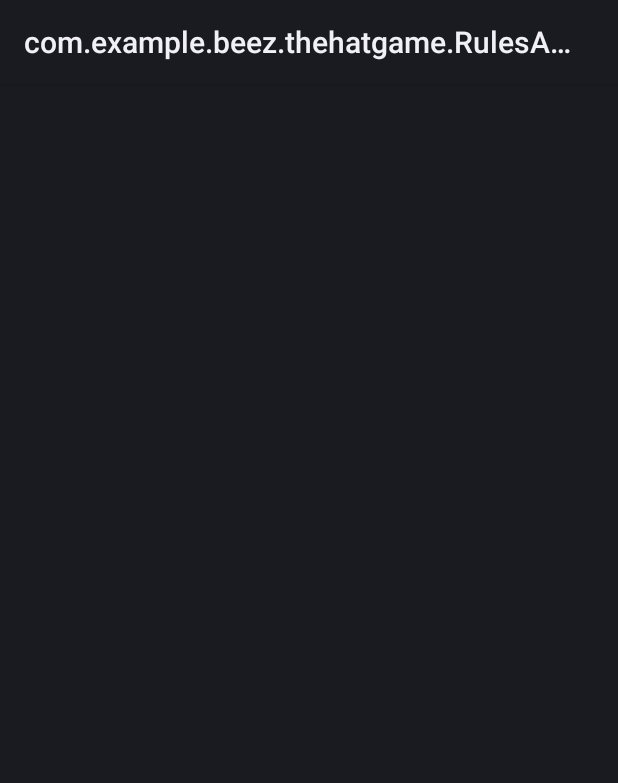
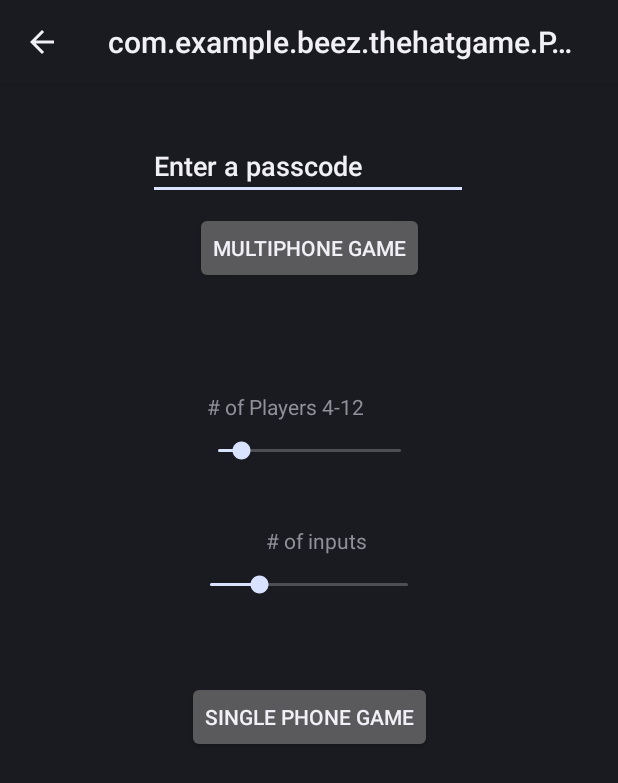
Before and after one commit to beezlekin/TheHatGame, an Android app: the screen it shows after launch (RulesActivity before the commit, PlayActivity after it), after a tap on "PLAY", on a phone screen of 412 x 824 dp. Shown: the top 783 px of the screen. Run offline under Robolectric (Android 15) with nearby library versions, the phone set to English and light mode, and no system bars.

Commit message:
initial commit

```diff
--- a/app/src/main/java/com/example/beez/thehatgame/MainActivity.java
+++ b/app/src/main/java/com/example/beez/thehatgame/MainActivity.java
@@ -8,27 +8,26 @@ import android.widget.Button;
 import android.content.Intent;
 
 public class MainActivity extends Activity implements View.OnClickListener {
-    Button play, rules;
+    Button button_play, button_rules;
     @Override
     protected void onCreate(Bundle savedInstanceState) {
         super.onCreate(savedInstanceState);
         setContentView(R.layout.activity_main);
 
-        play = findViewById(R.id.button);
-        play.setOnClickListener(this);
-        rules = findViewById(R.id.button2);
-        rules.setOnClickListener(this);
+        button_play = findViewById(R.id.button_play);
+        button_play.setOnClickListener(this);
+        button_play = findViewById(R.id.button_rules);
+        button_play.setOnClickListener(this);
 
     }
     public void onClick(View v){
-        switch(v.getId()){
-            case R.id.button:
-                Intent intent_play = new Intent(MainActivity.this,PlayActivity.class);
-                startActivity(intent_play);
+        Intent intent = new Intent();
+        switch(v.getId()) {
+            case R.id.button_play:
+                startActivity(new Intent(MainActivity.this,PlayActivity.class));
                 break;
-            case R.id.button2:
-                Intent intent_rules = new Intent(MainActivity.this,RulesActivity.class);
-                startActivity(intent_rules);
+            case R.id.button_rules:
+                startActivity(new Intent(MainActivity.this,RulesActivity.class));
                 break;
         }
     }
--- a/app/src/main/java/com/example/beez/thehatgame/PlayActivity.java
+++ b/app/src/main/java/com/example/beez/thehatgame/PlayActivity.java
@@ -1,28 +1,29 @@
 package com.example.beez.thehatgame;
 
+import android.app.Activity;
 import android.support.v7.app.AppCompatActivity;
 import android.os.Bundle;
 import android.view.View;
 import android.widget.Button;
 
-public class PlayActivity extends AppCompatActivity implements View.OnClickListener {
-    Button single, multi;
+public class PlayActivity extends Activity implements View.OnClickListener {
+    Button button_single, button_multi;
     @Override
     protected void onCreate(Bundle savedInstanceState) {
         super.onCreate(savedInstanceState);
         setContentView(R.layout.activity_play);
 
-        single = findViewById(R.id.button4);
-        single.setOnClickListener(this);
-        multi = findViewById(R.id.button3);
-        multi.setOnClickListener(this);
+        button_single = findViewById(R.id.button_single);
+        button_single.setOnClickListener(this);
+        button_multi = findViewById(R.id.button_multi);
+        button_multi.setOnClickListener(this);
     }
     public void onClick(View v){
         switch (v.getId()){
-            case R.id.button3:
+            case R.id.button_single:
 
                 break;
-            case R.id.button4:
+            case R.id.button_multi:
 
                 break;
         }
--- a/app/src/main/java/com/example/beez/thehatgame/RulesActivity.java
+++ b/app/src/main/java/com/example/beez/thehatgame/RulesActivity.java
@@ -1,9 +1,10 @@
 package com.example.beez.thehatgame;
 
+import android.app.Activity;
 import android.support.v7.app.AppCompatActivity;
 import android.os.Bundle;
 
-public class RulesActivity extends AppCompatActivity {
+public class RulesActivity extends Activity {
 
     @Override
     protected void onCreate(Bundle savedInstanceState) {
--- a/app/src/main/res/layout/activity_play.xml
+++ b/app/src/main/res/layout/activity_play.xml
@@ -7,64 +7,101 @@
     tools:context="com.example.beez.thehatgame.PlayActivity">
 
     <Button
-        android:id="@+id/button3"
+        android:id="@+id/button_multi"
         android:layout_width="wrap_content"
         android:layout_height="wrap_content"
+        android:layout_marginTop="8dp"
+        android:onClick="button_multi"
         android:text="@string/Button_Multi_Phone"
-        tools:layout_editor_absoluteX="115dp"
-        tools:layout_editor_absoluteY="101dp" />
+        app:layout_constraintEnd_toEndOf="parent"
+        app:layout_constraintStart_toStartOf="parent"
+        app:layout_constraintTop_toBottomOf="@+id/editText"
+        tools:ignore="OnClick" />
 
     <Button
-        android:id="@+id/button4"
+        android:id="@+id/button_single"
         android:layout_width="wrap_content"
         android:layout_height="wrap_content"
+        android:layout_marginEnd="109dp"
+        android:layout_marginRight="109dp"
+        android:layout_marginLeft="110dp"
+        android:layout_marginStart="110dp"
+        android:layout_marginTop="48dp"
+        android:onClick="button_single"
         android:text="@string/Button_Single_Phone"
-        tools:layout_editor_absoluteX="110dp"
-        tools:layout_editor_absoluteY="357dp" />
+        app:layout_constraintEnd_toEndOf="parent"
+        app:layout_constraintStart_toStartOf="parent"
+        app:layout_constraintTop_toBottomOf="@+id/seekBar2"
+        tools:ignore="OnClick" />
 
     <EditText
         android:id="@+id/editText"
         android:layout_width="wrap_content"
         android:layout_height="wrap_content"
+        android:layout_marginEnd="85dp"
+        android:layout_marginStart="84dp"
+        android:layout_marginRight="85dp"
+        android:layout_marginLeft="84dp"
+        android:layout_marginTop="32dp"
         android:ems="10"
         android:inputType="textCapCharacters"
         android:text="@string/Text_passcode"
-        tools:layout_editor_absoluteX="84dp"
-        tools:layout_editor_absoluteY="55dp" />
+        app:layout_constraintEnd_toEndOf="parent"
+        app:layout_constraintStart_toStartOf="parent"
+        app:layout_constraintTop_toTopOf="parent" />
 
     <SeekBar
         android:id="@+id/seekBar"
         style="@style/Widget.AppCompat.SeekBar.Discrete"
         android:layout_width="154dp"
         android:layout_height="35dp"
+        android:layout_marginEnd="8dp"
+        android:layout_marginStart="8dp"
         android:max="8"
         android:progress="1"
-        tools:layout_editor_absoluteX="115dp"
-        tools:layout_editor_absoluteY="238dp" />
+        app:layout_constraintEnd_toEndOf="parent"
+        app:layout_constraintStart_toStartOf="parent"
+        app:layout_constraintTop_toBottomOf="@+id/textView2" />
 
     <SeekBar
         android:id="@+id/seekBar2"
         style="@style/Widget.AppCompat.SeekBar.Discrete"
         android:layout_width="164dp"
         android:layout_height="32dp"
+        android:layout_marginEnd="110dp"
+        android:layout_marginStart="110dp"
+        android:layout_marginTop="4dp"
         android:max="4"
         android:progress="1"
-        tools:layout_editor_absoluteX="110dp"
-        tools:layout_editor_absoluteY="301dp" />
+        app:layout_constraintEnd_toEndOf="parent"
+        app:layout_constraintStart_toStartOf="parent"
+        app:layout_constraintTop_toBottomOf="@+id/textView3" />
 
     <TextView
         android:id="@+id/textView2"
         android:layout_width="137dp"
         android:layout_height="22dp"
+        android:layout_marginEnd="123dp"
+        android:layout_marginStart="124dp"
+        android:layout_marginRight="123dp"
+        android:layout_marginLeft="124dp"
+        android:layout_marginTop="72dp"
         android:text="# of Players 4-12"
-        tools:layout_editor_absoluteX="124dp"
-        tools:layout_editor_absoluteY="196dp" />
+        app:layout_constraintEnd_toEndOf="parent"
+        app:layout_constraintStart_toStartOf="parent"
+        app:layout_constraintTop_toBottomOf="@+id/button_multi" />
 
     <TextView
         android:id="@+id/textView3"
         android:layout_width="wrap_content"
         android:layout_height="wrap_content"
+        android:layout_marginEnd="154dp"
+        android:layout_marginStart="163dp"
+        android:layout_marginRight="154dp"
+        android:layout_marginLeft="163dp"
+        android:layout_marginTop="32dp"
         android:text="# of inputs"
-        tools:layout_editor_absoluteX="163dp"
-        tools:layout_editor_absoluteY="282dp" />
+        app:layout_constraintEnd_toEndOf="parent"
+        app:layout_constraintStart_toStartOf="parent"
+        app:layout_constraintTop_toBottomOf="@+id/seekBar" />
 </android.support.constraint.ConstraintLayout>
```
Also changed, not shown: app/src/main/res/layout/activity_main.xml (+25 -13 lines).
